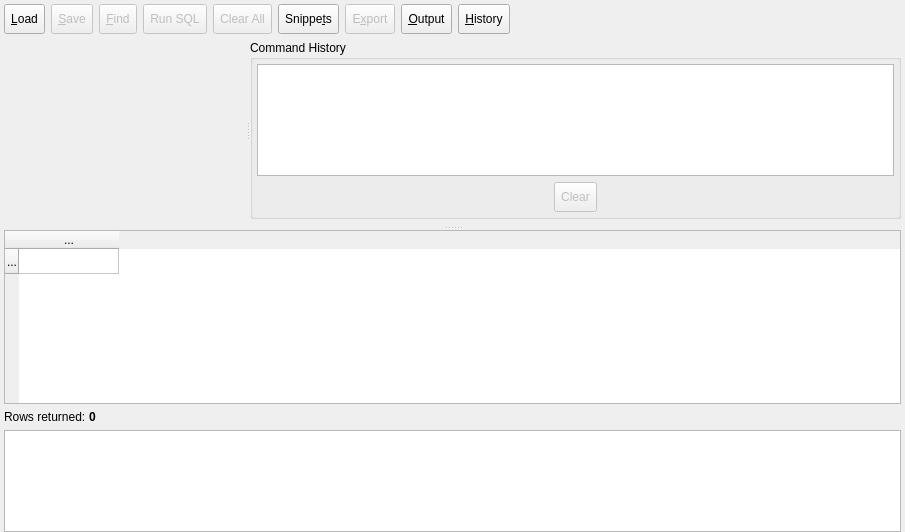
Before: the Qt Designer form libpgmodeler_ui/ui/sqlexecutionwidget.ui in pgmodeler/pgmodeler, drawn with Qt 5.
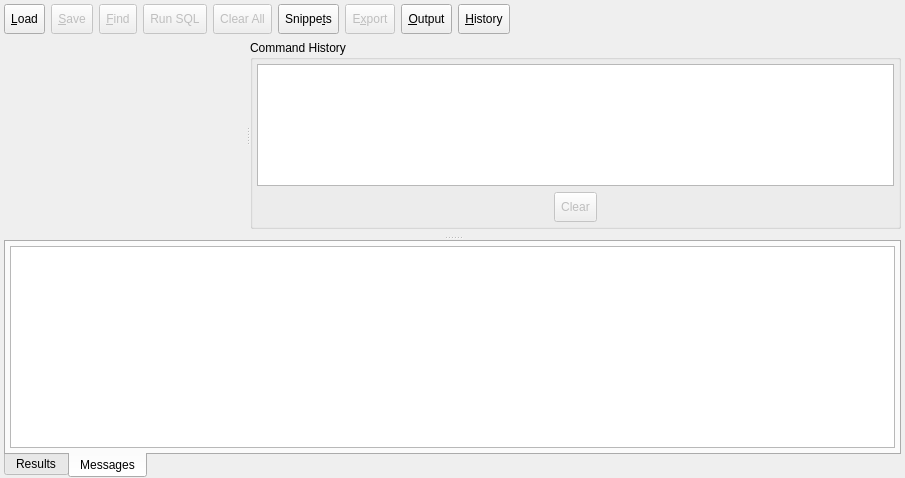
After: the same form once the commit is applied. The open tabs and pages were chosen to show the change. Icons and pictures are not drawn.

Diff of the .ui file:
```diff
--- a/libpgmodeler_ui/ui/sqlexecutionwidget.ui
+++ b/libpgmodeler_ui/ui/sqlexecutionwidget.ui
@@ -7,7 +7,7 @@
     <x>0</x>
     <y>0</y>
     <width>905</width>
-    <height>532</height>
+    <height>478</height>
    </rect>
   </property>
   <property name="baseSize">
@@ -619,8 +619,14 @@
        <property name="spacing">
         <number>0</number>
        </property>
-       <item row="0" column="0" rowspan="2">
+       <item row="1" column="0" rowspan="2">
         <widget class="QWidget" name="output_wgt" native="true">
+         <property name="minimumSize">
+          <size>
+           <width>0</width>
+           <height>0</height>
+          </size>
+         </property>
          <layout class="QVBoxLayout" name="verticalLayout">
           <property name="spacing">
            <number>0</number>
@@ -638,6 +644,43 @@
            <number>0</number>
           </property>
           <item>
+           <widget class="QTabWidget" name="output_tbw">
+            <property name="minimumSize">
+             <size>
+              <width>0</width>
+              <height>0</height>
+             </size>
+            </property>
+            <property name="tabPosition">
+             <enum>QTabWidget::South</enum>
+            </property>
+            <property name="currentIndex">
+             <number>0</number>
+            </property>
+            <property name="documentMode">
+             <bool>false</bool>
+            </property>
+            <property name="movable">
+             <bool>false</bool>
+            </property>
+            <widget class="QWidget" name="tab">
+             <attribute name="title">
+              <string>Results</string>
+             </attribute>
+             <layout class="QGridLayout" name="gridLayout_5">
+              <property name="leftMargin">
+               <number>4</number>
+              </property>
+              <property name="topMargin">
+               <number>4</number>
+              </property>
+              <property name="rightMargin">
+               <number>4</number>
+              </property>
+              <property name="bottomMargin">
+               <number>4</number>
+              </property>
+              <item row="0" column="0">
            <widget class="QWidget" name="results_parent" native="true">
             <property name="minimumSize">
              <size>
@@ -656,40 +699,11 @@
               <number>0</number>
              </property>
              <property name="bottomMargin">
-              <number>6</number>
+                  <number>0</number>
              </property>
              <property name="horizontalSpacing">
               <number>0</number>
              </property>
-             <item row="1" column="1">
-              <widget class="QLabel" name="row_cnt_lbl">
-               <property name="font">
-                <font>
-                 <weight>75</weight>
-                 <bold>true</bold>
-                </font>
-               </property>
-               <property name="text">
-                <string>0</string>
-               </property>
-              </widget>
-             </item>
-             <item row="1" column="0">
-              <widget class="QLabel" name="rows_ret_lbl">
-               <property name="sizePolicy">
-                <sizepolicy hsizetype="Fixed" vsizetype="Preferred">
-                 <horstretch>0</horstretch>
-                 <verstretch>0</verstretch>
-                </sizepolicy>
-               </property>
-               <property name="text">
-                <string>Rows returned: </string>
-               </property>
-               <property name="indent">
-                <number>-1</number>
-               </property>
-              </widget>
-             </item>
              <item row="0" column="0" colspan="2">
               <widget class="QTableWidget" name="results_tbw">
                <property name="enabled">
@@ -734,7 +748,26 @@
             </layout>
            </widget>
           </item>
-          <item>
+             </layout>
+            </widget>
+            <widget class="QWidget" name="tab_2">
+             <attribute name="title">
+              <string>Messages</string>
+             </attribute>
+             <layout class="QGridLayout" name="gridLayout_4">
+              <property name="leftMargin">
+               <number>4</number>
+              </property>
+              <property name="topMargin">
+               <number>4</number>
+              </property>
+              <property name="rightMargin">
+               <number>4</number>
+              </property>
+              <property name="bottomMargin">
+               <number>4</number>
+              </property>
+              <item row="0" column="0">
            <widget class="QListWidget" name="msgoutput_lst">
             <property name="editTriggers">
              <set>QAbstractItemView::NoEditTriggers</set>
@@ -760,6 +793,10 @@
             <property name="spacing">
              <number>2</number>
             </property>
+               </widget>
+              </item>
+             </layout>
+            </widget>
            </widget>
           </item>
          </layout>
```
Lines whose indentation alone changed are shown as unchanged.
